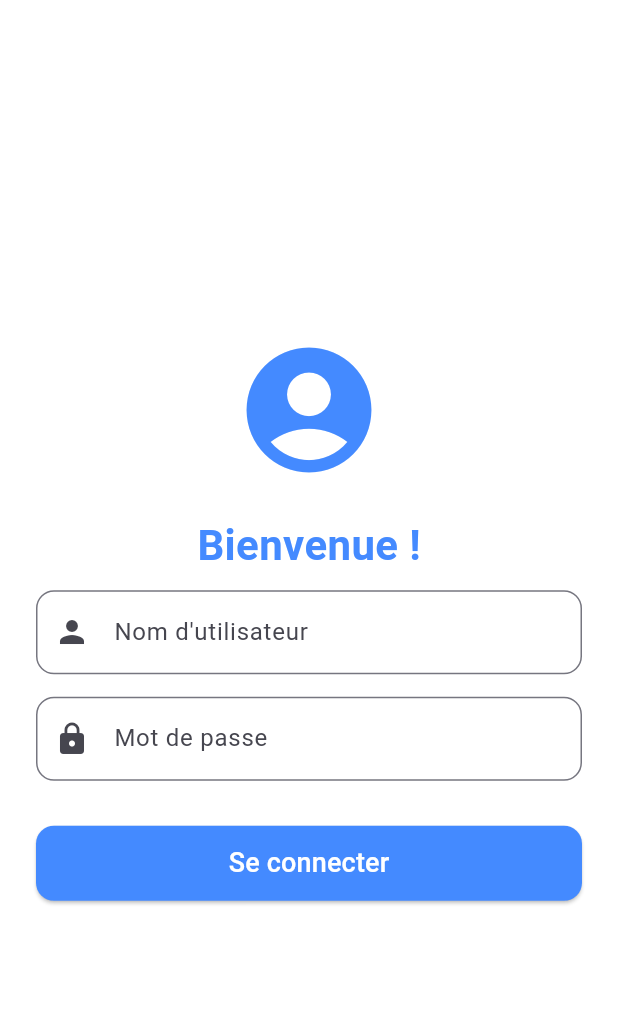
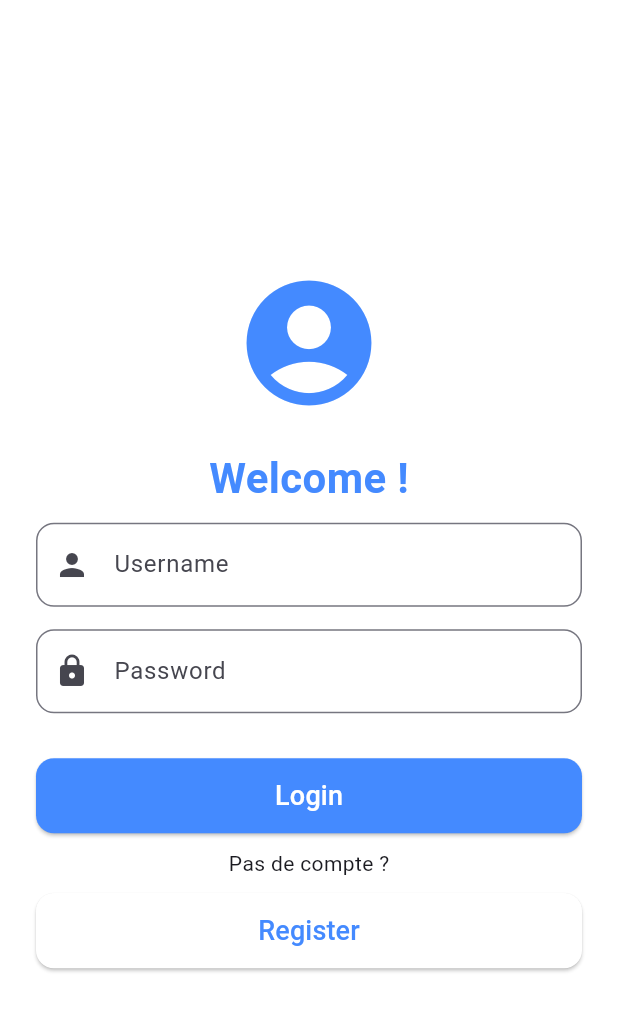
Before and after one commit to Aures-dev/todo_list_flutter_1, a Flutter app: the screen it shows after launch, on a phone screen of 412 x 824 dp. Shown: the top 1011 px of the screen. Run offline on Flutter 3.47's test engine with Material 3 defaults, Android fonts, the phone set to English and light mode, and no system bars.

Commit message:
correction sur le login

```diff
--- a/lib/screen/login_page.dart
+++ b/lib/screen/login_page.dart
@@ -1,5 +1,4 @@
 import 'package:flutter/material.dart';
-import 'package:todo_list_flutter_1/screen/my_home_page.dart';
 import '../model/user.dart';
 
 class LoginPage extends StatefulWidget {
@@ -25,7 +24,7 @@ class _LoginPageState extends State<LoginPage> {
             child: Column(
               mainAxisAlignment: MainAxisAlignment.center,
               children: [
-                // 📌 Icône stylisée au lieu de l’image
+                //  Icône stylisée
                 const Icon(
                   Icons.account_circle,
                   size: 100,
@@ -33,9 +32,9 @@ class _LoginPageState extends State<LoginPage> {
                 ),
                 const SizedBox(height: 20),
 
-                // 📌 Titre
+                //  Titre
                 const Text(
-                  "Bienvenue !",
+                  "Welcome !",
                   style: TextStyle(
                     fontSize: 28,
                     fontWeight: FontWeight.bold,
@@ -44,11 +43,11 @@ class _LoginPageState extends State<LoginPage> {
                 ),
                 const SizedBox(height: 10),
 
-                // 📌 Champ Nom d'utilisateur
+                //  Champ Nom d'utilisateur
                 TextField(
                   controller: _nameController,
                   decoration: InputDecoration(
-                    labelText: "Nom d'utilisateur",
+                    labelText: "Username",
                     prefixIcon: const Icon(Icons.person),
                     border: OutlineInputBorder(
                       borderRadius: BorderRadius.circular(12),
@@ -57,11 +56,11 @@ class _LoginPageState extends State<LoginPage> {
                 ),
                 const SizedBox(height: 15),
 
-                // 📌 Champ Mot de passe
+                //  Champ Mot de passe
                 TextField(
                   controller: _passwordController,
                   decoration: InputDecoration(
-                    labelText: "Mot de passe",
+                    labelText: "Password",
                     prefixIcon: const Icon(Icons.lock),
                     border: OutlineInputBorder(
                       borderRadius: BorderRadius.circular(12),
@@ -71,7 +70,7 @@ class _LoginPageState extends State<LoginPage> {
                 ),
                 const SizedBox(height: 10),
 
-                // 📌 Message d'erreur
+                //  Message d'erreur
                 if (message.isNotEmpty)
                   Text(
                     message,
@@ -80,7 +79,7 @@ class _LoginPageState extends State<LoginPage> {
 
                 const SizedBox(height: 20),
 
-                // 📌 Bouton Connexion
+                //  Bouton Connexion
                 SizedBox(
                   width: double.infinity,
                   height: 50,
@@ -93,8 +92,34 @@ class _LoginPageState extends State<LoginPage> {
                       ),
                     ),
                     child: const Text(
-                      "Se connecter",
+                      "Login",
                       style: TextStyle(fontSize: 18, color: Colors.white),
+                    ),
+                  ),
+                ),
+                SizedBox(height: 10),
+
+                Text("Pas de compte ?"),
+                SizedBox(height: 10),
+
+                //  Bouton D'inscription
+                SizedBox(
+                  width: double.infinity,
+                  height: 50,
+                  child: ElevatedButton(
+                    onPressed: ()=>{
+                      Navigator.pushNamed(context, "/register")
+                    },
+                    style: ElevatedButton.styleFrom(
+                      backgroundColor: Colors.white,
+                      shape: RoundedRectangleBorder(
+                        borderRadius: BorderRadius.circular(12),
+
+                      ),
+                    ),
+                    child: const Text(
+                      "Register",
+                      style: TextStyle(fontSize: 18, color: Colors.blueAccent),
                     ),
                   ),
                 ),
@@ -106,18 +131,18 @@ class _LoginPageState extends State<LoginPage> {
     );
   }
 
-  // 📌 Fonction de connexion
+  //  Fonction de connexion
   void login() {
     final userName = _nameController.text;
     final userPassword = _passwordController.text;
 
-    // 🔹 Vérifie si un utilisateur existe
+    // Vérifie si un utilisateur existe
     User? user = users.firstWhere(
       (el) => el.name == userName && el.password == userPassword,
       orElse: () => User(id: -1, name: "", email: "", avatarUrl: "", password: ""),
     );
 
-    // 🔹 Affiche un message d'erreur si l'utilisateur est inconnu
+    //  Affiche un message d'erreur si l'utilisateur est inconnu
     if (user.id == -1) {
       setState(() {
         message = "Nom d'utilisateur ou mot de passe incorrect";
@@ -125,10 +150,7 @@ class _LoginPageState extends State<LoginPage> {
       return;
     }
 
-    // 🔹 Redirection si l'utilisateur est valide
-    Navigator.push(
-      context,
-      MaterialPageRoute(builder: (context) => MyHomePage()),
-    );
+    //  Redirection si l'utilisateur est valide
+    Navigator.pushNamed(context, "/home");
   }
 }
```
